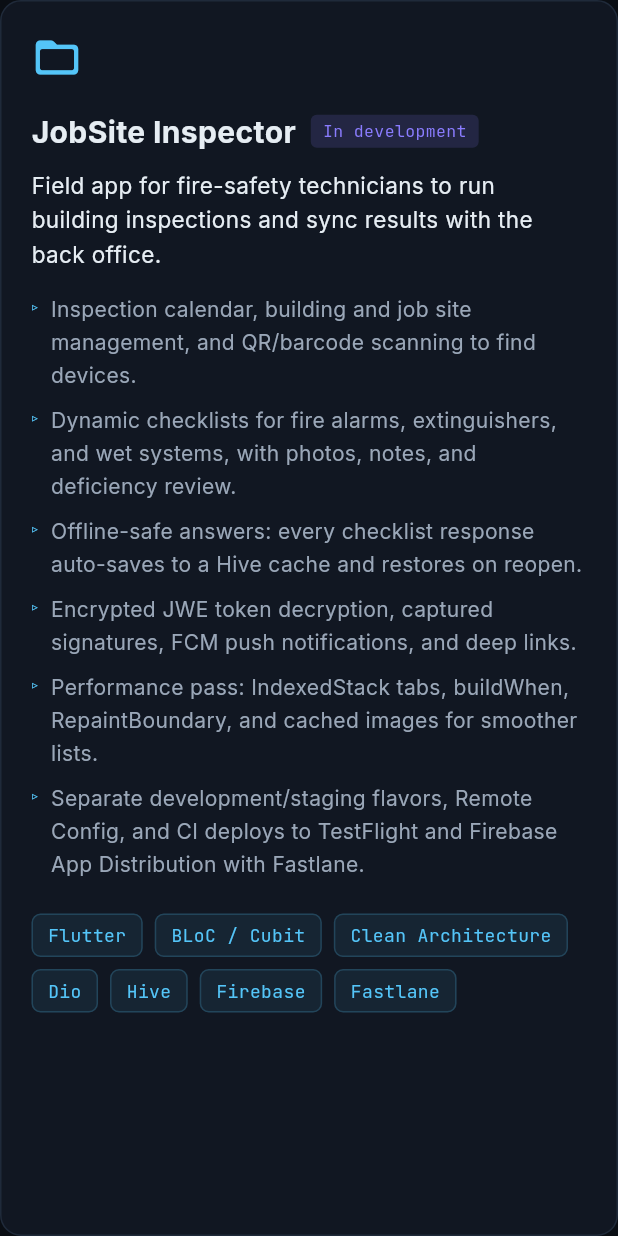
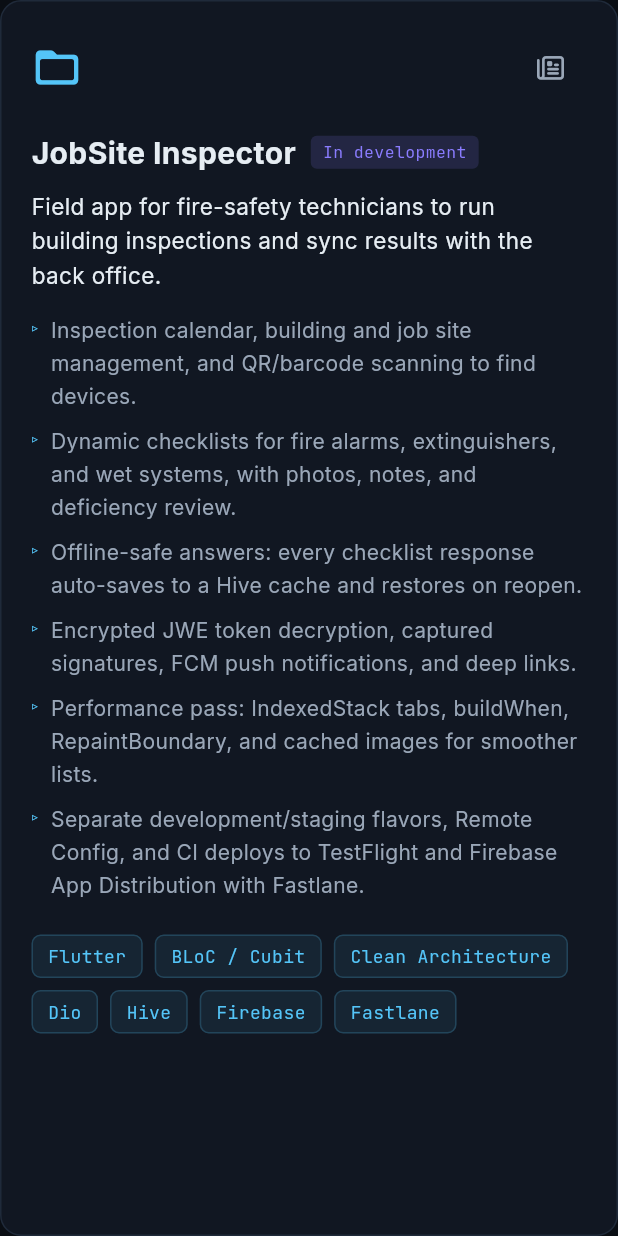
Before and after one commit to mostafaramadanhamed/portfolio, a Flutter app: the ProjectCard widget shown alone on an empty page, opened directly with sample values from the repository, on a phone screen of 412 x 824 dp. Run offline on Flutter 3.47's test engine with Material 3 defaults, Android fonts, the phone set to English and light mode, and no system bars; our stand-ins replace font_awesome_flutter, google_fonts, visibility_detector.

Commit message:
Point CV link at the new file and add Dinotik case studies
- New CV filename; the old link was broken after the rename
- Case-study links to dinotik.com for JobSite and both Oplla apps
- Sync skills and location line with the new CV

Co-Authored-By: Claude Opus 5 (1M context) <noreply@anthropic.com>

```diff
--- a/lib/features/home/widgets/project_card.dart
+++ b/lib/features/home/widgets/project_card.dart
@@ -39,6 +39,13 @@ class ProjectCard extends StatelessWidget {
                   icon: FontAwesomeIcons.googlePlay,
                   url: url,
                   tooltip: 'Store listing',
+                ),
+              if (project.caseStudyUrl case final url?)
+                LinkIconButton(
+                  icon: FontAwesomeIcons.newspaper,
+                  url: url,
+                  tooltip: 'Case study',
+                  size: 18,
                 ),
               if (project.demoUrl case final url?)
                 LinkIconButton(
```
Also changed, not shown: lib/data/portfolio_data.dart (+16 -5 lines), 2 other files.
